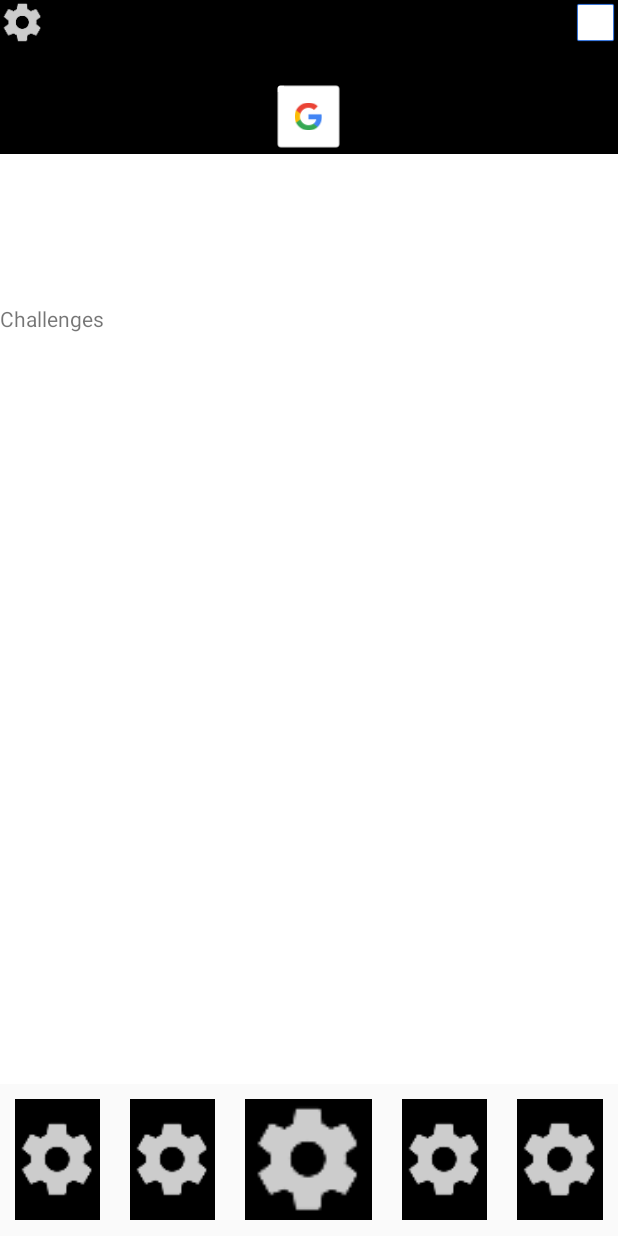
After one commit to CentraleFitness/Centrale-fitness-Android, an Android app: the CenterActivity screen opened directly, with no data from a screen before it, on a phone screen of 412 x 824 dp. The commit adds this screen. Run offline under Robolectric (Android 15) with nearby library versions, the phone set to English and light mode, and no system bars; our stand-ins replace Volley.

Commit message:
Création des fragments et mise en place du pager pour la page centrale

```diff
--- a/misc/src/main/java/com/fitness/centrale/centralefitness/Constants.java
+++ b/misc/src/main/java/com/fitness/centrale/centralefitness/Constants.java
@@ -10,7 +10,7 @@ public class Constants {
     /**
      * SERVER INFO
      */
-    public static String HOST = "192.168.0.102";
+    public static String HOST = "192.168.0.103";
     public static String PORT  = "8080";
     public static String SERVER = "http://" + HOST + ":" + PORT;
 
--- a/mobile/src/main/AndroidManifest.xml
+++ b/mobile/src/main/AndroidManifest.xml
@@ -60,7 +60,7 @@
 
         </activity>
         <activity android:name=".newdesign.SocialActivity" />
-        <activity android:name=".newdesign.SessionActivity"></activity>
+        <activity android:name=".newdesign.CenterActivity"></activity>
     </application>
 
 </manifest>
--- a/mobile/src/main/java/com/fitness/centrale/centralefitness/RegisterActivity.java
+++ b/mobile/src/main/java/com/fitness/centrale/centralefitness/RegisterActivity.java
@@ -12,6 +12,7 @@ import com.android.volley.Response;
 import com.android.volley.VolleyError;
 import com.android.volley.toolbox.JsonObjectRequest;
 import com.android.volley.toolbox.Volley;
+import com.fitness.centrale.centralefitness.newdesign.ProfileActivity;
 
 import org.json.JSONException;
 import org.json.JSONObject;
@@ -61,7 +62,7 @@ public class RegisterActivity extends AppCompatActivity {
                                         Prefs.setToken(response.getString(Constants.TOKEN));
                                         Prefs.setUsername(params.get(Constants.LOGIN));
 
-                                        Intent intent = new Intent(RegisterActivity.this, HomeActivity.class);
+                                        Intent intent = new Intent(RegisterActivity.this, ProfileActivity.class);
                                         startActivity(intent);
                                     }
                                 } catch (JSONException e) {
--- /dev/null
+++ b/mobile/src/main/java/com/fitness/centrale/centralefitness/fragments/ChallengeFragment.java
@@ -0,0 +1,49 @@
+package com.fitness.centrale.centralefitness.fragments;
+
+import android.os.Bundle;
+import android.support.annotation.NonNull;
+import android.support.annotation.Nullable;
+import android.support.v4.app.Fragment;
+import android.view.LayoutInflater;
+import android.view.View;
+import android.view.ViewGroup;
+
+import com.fitness.centrale.centralefitness.R;
+
+
+/**
+ * Created by Psyycker on 19/11/2017.
+ */
+
+public class ChallengeFragment extends Fragment {
+
+
+
+    @Nullable
+    @Override
+    public View onCreateView(LayoutInflater inflater, @Nullable ViewGroup container, @Nullable Bundle savedInstanceState) {
+        return inflater.inflate(R.layout.challenge_fragment, container, false);
+    }
+
+
+
+
+
+
+    @Override
+    public void onViewCreated(@NonNull View view, @Nullable Bundle savedInstanceState) {
+        super.onViewCreated(view, savedInstanceState);
+
+
+    }
+
+    //Ici, remplacer les int et autres par les vrais arguments de la map
+    public static ChallengeFragment newInstance() {
+        ChallengeFragment fragment = new ChallengeFragment();
+        Bundle args = new Bundle();
+        fragment.setArguments(args);
+        return fragment;
+    }
+
+
+}
--- /dev/null
+++ b/mobile/src/main/java/com/fitness/centrale/centralefitness/fragments/EventsFragment.java
@@ -0,0 +1,75 @@
+package com.fitness.centrale.centralefitness.fragments;
+
+import android.content.Intent;
+import android.graphics.Bitmap;
+import android.net.Uri;
+import android.os.Bundle;
+import android.provider.MediaStore;
+import android.support.annotation.NonNull;
+import android.support.annotation.Nullable;
+import android.support.v4.app.Fragment;
+import android.view.LayoutInflater;
+import android.view.View;
+import android.view.ViewGroup;
+import android.widget.ImageView;
+import android.widget.TextView;
+
+import com.android.volley.RequestQueue;
+import com.android.volley.Response;
+import com.android.volley.VolleyError;
+import com.android.volley.toolbox.JsonObjectRequest;
+import com.android.volley.toolbox.Volley;
+import com.fitness.centrale.centralefitness.Constants;
+import com.fitness.centrale.centralefitness.EditProfileActivity;
+import com.fitness.centrale.centralefitness.ImageUtility;
+import com.fitness.centrale.centralefitness.Prefs;
+import com.fitness.centrale.centralefitness.R;
+import com.fitness.centrale.centralefitness.VolleyUtility;
+import com.fitness.centrale.centralefitness.store.Store;
+
+import org.json.JSONException;
+import org.json.JSONObject;
+
+import java.io.IOException;
+import java.util.HashMap;
+import java.util.Map;
+
+import static android.app.Activity.RESULT_OK;
+
+
+/**
+ * Created by Psyycker on 19/11/2017.
+ */
+
+public class EventsFragment extends Fragment {
+
+
+
+    @Nullable
+    @Override
+    public View onCreateView(LayoutInflater inflater, @Nullable ViewGroup container, @Nullable Bundle savedInstanceState) {
+        return inflater.inflate(R.layout.event_fragment, container, false);
+    }
+
+
+
+
+
+
+    @Override
+    public void onViewCreated(@NonNull View view, @Nullable Bundle savedInstanceState) {
+        super.onViewCreated(view, savedInstanceState);
+
+
+    }
+
+    //Ici, remplacer les int et autres par les vrais arguments de la map
+    public static EventsFragment newInstance() {
+        EventsFragment fragment = new EventsFragment();
+        Bundle args = new Bundle();
+        fragment.setArguments(args);
+        return fragment;
+    }
+
+
+}
--- /dev/null
+++ b/mobile/src/main/java/com/fitness/centrale/centralefitness/newdesign/CenterActivity.java
@@ -0,0 +1,236 @@
+package com.fitness.centrale.centralefitness.newdesign;
+
+import android.content.Intent;
+import android.support.annotation.NonNull;
+import android.support.design.widget.BottomNavigationView;
+import android.support.v4.app.ActivityOptionsCompat;
+import android.support.v4.app.Fragment;
+import android.support.v4.app.FragmentStatePagerAdapter;
+import android.support.v4.app.FragmentTransaction;
+import android.support.v4.util.Pair;
+import android.support.v4.view.ViewCompat;
+import android.support.v4.view.ViewPager;
+import android.support.v7.app.AppCompatActivity;
+import android.os.Bundle;
+import android.view.MenuItem;
+import android.view.View;
+import android.widget.ImageView;
+
+import com.fitness.centrale.centralefitness.HomeActivity;
+import com.fitness.centrale.centralefitness.NFCScanActivity;
+import com.fitness.centrale.centralefitness.R;
+import com.fitness.centrale.centralefitness.fragments.ChallengeFragment;
+import com.fitness.centrale.centralefitness.fragments.EventsFragment;
+import com.fitness.centrale.centralefitness.fragments.ProfileFragment;
+import com.fitness.centrale.centralefitness.fragments.ProgramsFragment;
+import com.fitness.centrale.centralefitness.fragments.StatsFragment;
+
+public class CenterActivity extends AppCompatActivity {
+
+
+    final int PAGE_NUMBER = 4;
+    ViewPager mpager;
+    ScreenSlidePagerAdapter adapter;
+    Boolean mShouldFinish = false;
+    @Override
+    protected void onCreate(Bundle savedInstanceState) {
+        super.onCreate(savedInstanceState);
+        setContentView(R.layout.activity_center);
+
+
+        final ImageView profileBtn = findViewById(R.id.profileButton);
+        final ImageView sessionBtn = findViewById(R.id.sessionButton);
+        final ImageView socialBtn = findViewById(R.id.socialButton);
+        final ImageView sessionStartBtn = findViewById(R.id.sessionStartBtn);
+        final ImageView challengeButton = findViewById(R.id.challengesButton);
+        final ImageView eventButton = findViewById(R.id.eventButton);
+        final ImageView statsButton = findViewById(R.id.statsButton);
+        final ImageView programsButton = findViewById(R.id.programsButton);
+
+
+
+
+        profileBtn.setOnClickListener(new View.OnClickListener() {
+            @Override
+            public void onClick(View v) {
+                Pair<View, String> p1 = Pair.create((View)sessionBtn, ViewCompat.getTransitionName(sessionBtn));
+                Pair<View, String> p2 = Pair.create((View)profileBtn, ViewCompat.getTransitionName(profileBtn));
+
+                Intent intent = new Intent(CenterActivity.this, ProfileActivity.class);
+                ActivityOptionsCompat options = ActivityOptionsCompat.makeSceneTransitionAnimation(CenterActivity.this, p1, p2);
+                startActivity(intent, options.toBundle());
+                mShouldFinish = true;
+
+            }
+        });
+
+        socialBtn.setOnClickListener(new View.OnClickListener() {
+            @Override
+            public void onClick(View v) {
+                Pair<View, String> p1 = Pair.create((View)sessionBtn, ViewCompat.getTransitionName(sessionBtn));
+                Pair<View, String> p2 = Pair.create((View)socialBtn, ViewCompat.getTransitionName(socialBtn));
+
+                Intent intent = new Intent(CenterActivity.this, SocialActivity.class);
+                ActivityOptionsCompat options = ActivityOptionsCompat.makeSceneTransitionAnimation(CenterActivity.this, p1, p2);
+                startActivity(intent, options.toBundle());
+                mShouldFinish = true;
+            }
+        });
+
+        sessionStartBtn.setOnClickListener(new View.OnClickListener() {
+            @Override
+            public void onClick(View v) {
+                Intent intent = new Intent(CenterActivity.this, NFCScanActivity.class);
+                startActivity(intent);
+
+            }
+        });
+
+        challengeButton.setOnClickListener(new View.OnClickListener() {
+            @Override
+            public void onClick(View v) {
+                onClickOnButton(0);
+            }
+        });
+
+        eventButton.setOnClickListener(new View.OnClickListener() {
+            @Override
+            public void onClick(View v) {
+                onClickOnButton(1);
+            }
+        });
+
+        statsButton.setOnClickListener(new View.OnClickListener() {
+            @Override
+            public void onClick(View v) {
+                onClickOnButton(2);
+            }
+        });
+
+        programsButton.setOnClickListener(new View.OnClickListener() {
+            @Override
+            public void onClick(View v) {
+                onClickOnButton(3);
+            }
+        });
+
+
+        mpager = (ViewPager) findViewById(R.id.centerPager);
+        adapter = new ScreenSlidePagerAdapter(getSupportFragmentManager());
+
+
+        mpager.setAdapter(adapter);
+        mpager.setCurrentItem(0);
+
+        mpager.setOnPageChangeListener(new ViewPager.OnPageChangeListener() {
+            @Override
+            public void onPageScrolled(int position, float positionOffset, int positionOffsetPixels) {
+
+            }
+
+            @Override
+            public void onPageSelected(int position) {
+                onClickOnButton(position);
+            }
+
+            @Override
+            public void onPageScrollStateChanged(int state) {
+
+            }
+        });
+
+
+
+    }
+
+    @Override
+    public void onStop() {
+        super.onStop();
+        if(mShouldFinish)
+            finish();
+    }
+
+
+    public void onClickOnButton(int pos) {
+        mpager.setCurrentItem(pos, false);
+
+
+        //Passer les images en selectionnées ou non (a voir plus tard)
+        /*for (int i = 0; i < PAGE_NUMBER; i++) {
+            footerImages[i].setImageResource(footerImagesUnselected[i]);
+            if (footerTextes[i] != null) {
+                footerTextes[i].setTextColor(getResources().getColor(R.color.white));
+            }
+        }
+        footerImages[pos].setImageResource(footerImagesSelected[pos]);
+        if (footerTextes[pos] != null) {
+            footerTextes[pos].setTextColor(getResources().getColor(R.color.ourBlue));
+        }*/
+    }
+
+    private static EventsFragment eventsFragment = null;
+    private static ChallengeFragment challengeFragment = null;
+    private static StatsFragment statsFragment = null;
+    private static ProgramsFragment programsFragment = null;
+
+
+    private static EventsFragment getEventsFragment(){
+
+        if (eventsFragment == null){
+            eventsFragment = EventsFragment.newInstance();
+        }
+
+        return eventsFragment;
+    }
+
+    private static ChallengeFragment getChallengeFragment(){
+        if (challengeFragment == null){
+            challengeFragment = ChallengeFragment.newInstance();
+        }
+        return challengeFragment;
+    }
+
+    private static StatsFragment getStatsFragment(){
+        if (statsFragment == null){
+            statsFragment = StatsFragment.newInstance();
+        }
+        return statsFragment;
+    }
+
+
+    private static ProgramsFragment getProgramsFragment(){
+        if( programsFragment == null){
+            programsFragment = ProgramsFragment.newInstance();
+        }
+        return  programsFragment;
+    }
+
+    private class ScreenSlidePagerAdapter extends FragmentStatePagerAdapter {
+        public ScreenSlidePagerAdapter(android.support.v4.app.FragmentManager fm) {
+            super(fm);
+        }
+
+        @Override
+        public Fragment getItem(int position) {
+            switch (position) {
+                case 0:
+                    return getChallengeFragment();
+                case 1:
+                    return getEventsFragment();
+                case 2:
+                    return getStatsFragment();
+                case 3:
+                    return getProgramsFragment();
+                default:
+                    return null;
+            }
+        }
+
+        @Override
+        public int getCount() {
+            return PAGE_NUMBER;
+        }
+    }
+
+
+}
--- a/mobile/src/main/java/com/fitness/centrale/centralefitness/newdesign/ProfileActivity.java
+++ b/mobile/src/main/java/com/fitness/centrale/centralefitness/newdesign/ProfileActivity.java
@@ -54,7 +54,7 @@ public class ProfileActivity extends AppCompatActivity {
                 Pair<View, String> p1 = Pair.create((View)session, ViewCompat.getTransitionName(session));
                 Pair<View, String> p2 = Pair.create((View)center, ViewCompat.getTransitionName(center));
 
-                Intent intent = new Intent(ProfileActivity.this, SessionActivity.class);
+                Intent intent = new Intent(ProfileActivity.this, CenterActivity.class);
                 ActivityOptionsCompat options = ActivityOptionsCompat.makeSceneTransitionAnimation(ProfileActivity.this, p1, p2);
                 startActivity(intent, options.toBundle());
 
--- a/mobile/src/main/java/com/fitness/centrale/centralefitness/newdesign/SocialActivity.java
+++ b/mobile/src/main/java/com/fitness/centrale/centralefitness/newdesign/SocialActivity.java
@@ -28,7 +28,7 @@ public class SocialActivity extends AppCompatActivity {
                 Pair<View, String> p1 = Pair.create((View)sessionBtn, ViewCompat.getTransitionName(sessionBtn));
                 Pair<View, String> p2 = Pair.create((View)socialBtn, ViewCompat.getTransitionName(socialBtn));
 
-                Intent intent = new Intent(SocialActivity.this, SessionActivity.class);
+                Intent intent = new Intent(SocialActivity.this, CenterActivity.class);
                 ActivityOptionsCompat options = ActivityOptionsCompat.makeSceneTransitionAnimation(SocialActivity.this, p1, p2);
                 startActivity(intent, options.toBundle());
 
--- a/mobile/src/main/res/layout/activity_session2.xml
+++ b/mobile/src/main/res/layout/activity_center.xml
@@ -55,9 +55,12 @@
 
 
         <com.fitness.centrale.centralefitness.customcomponent.NonSlidablePager
+            android:id="@+id/centerPager"
             android:layout_width="match_parent"
             android:layout_height="0dp"
             android:layout_weight="8"/>
+
+
 
         <LinearLayout
             android:layout_width="match_parent"
@@ -66,6 +69,7 @@
             android:orientation="horizontal">
 
             <ImageView
+                android:id="@+id/challengesButton"
                 android:layout_margin="10dp"
 
                 android:layout_weight="1"
@@ -75,6 +79,7 @@
                 android:background="@color/black"
                 />
             <ImageView
+                android:id="@+id/eventButton"
                 android:layout_weight="1"
                 android:layout_margin="10dp"
 
@@ -93,16 +98,18 @@
                 android:src="@drawable/ic_settings"
                 android:background="@color/black"
                 />
+
             <ImageView
-                android:layout_weight="1"
-                android:layout_margin="10dp"
-
+                android:id="@+id/statsButton"
                 android:layout_width="0dp"
                 android:layout_height="match_parent"
-                android:src="@drawable/ic_settings"
+
+                android:layout_margin="10dp"
+                android:layout_weight="1"
                 android:background="@color/black"
-                />
+                android:src="@drawable/ic_settings" />
             <ImageView
+                android:id="@+id/programsButton"
                 android:layout_weight="1"
                 android:layout_margin="10dp"
                 android:layout_width="0dp"
--- /dev/null
+++ b/mobile/src/main/res/layout/challenge_fragment.xml
@@ -0,0 +1,17 @@
+<?xml version="1.0" encoding="utf-8"?>
+<LinearLayout xmlns:android="http://schemas.android.com/apk/res/android"
+    android:layout_width="match_parent"
+    android:layout_height="match_parent"
+    xmlns:tools="http://schemas.android.com/tools"
+    tools:context=".HomeActivity"
+    android:background="#FFFFFF"
+    android:orientation="vertical">
+
+    <TextView
+        android:layout_width="match_parent"
+        android:layout_height="match_parent"
+        android:layout_marginTop="100dp"
+        android:text="Challenges"/>
+
+
+</LinearLayout>
```
Also changed, not shown: mobile/src/main/java/com/fitness/centrale/centralefitness/fragments/ProgramsFragment.java (added, +49 -0 lines), mobile/src/main/java/com/fitness/centrale/centralefitness/fragments/StatsFragment.java (added, +49 -0 lines), mobile/src/main/java/com/fitness/centrale/centralefitness/newdesign/SessionActivity.java (deleted, +0 -64 lines), mobile/src/main/res/layout/event_fragment.xml (added, +17 -0 lines), mobile/src/main/res/layout/programs_fragment.xml (added, +17 -0 lines), mobile/src/main/res/layout/stats_fragment.xml (added, +17 -0 lines), 1 other file.
